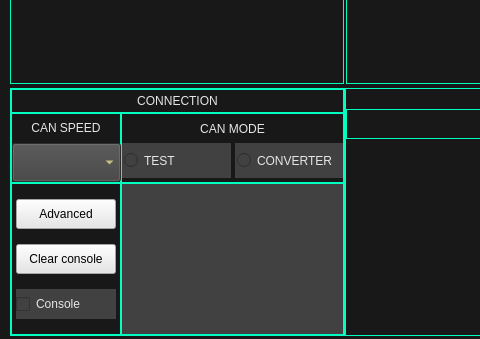
The window that ui/settings.ui (rozkalibrowany/vocc) describes before a commit, drawn with Qt 5; both pictures show x 0 to 480 and y 121 to 460 of the 690 by 460 pixel window.
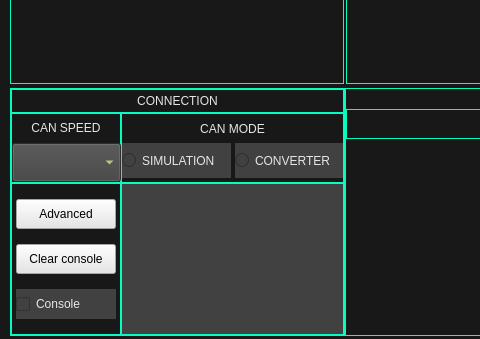
The same window after the commit.

Commit message: Added blocking of can mode buttons when connection established

What changed in the file:
```diff
--- a/ui/settings.ui
+++ b/ui/settings.ui
@@ -373,13 +373,12 @@
                                </size>
                               </property>
                               <property name="styleSheet">
-                               <string notr="true">padding: 2px;
-font: 75 bold 9pt &quot;Halvetica&quot; ;
+                               <string notr="true">font: 75 bold 8pt &quot;Halvetica&quot; ;
 color: #e6e6e6;
 background-color: rgb(65,65,65);</string>
                               </property>
                               <property name="text">
-                               <string>TEST</string>
+                               <string>SIMULATION</string>
                               </property>
                              </widget>
                             </item>
@@ -402,8 +401,7 @@
                                </size>
                               </property>
                               <property name="styleSheet">
-                               <string notr="true">padding: 2px;
-font: 75 bold 9pt &quot;Halvetica&quot; ;
+                               <string notr="true">font: 75 bold 8pt &quot;Halvetica&quot; ;
 color: #e6e6e6;
 background-color: rgb(65,65,65);</string>
                               </property>
```
The commit also changes 5 other files.
